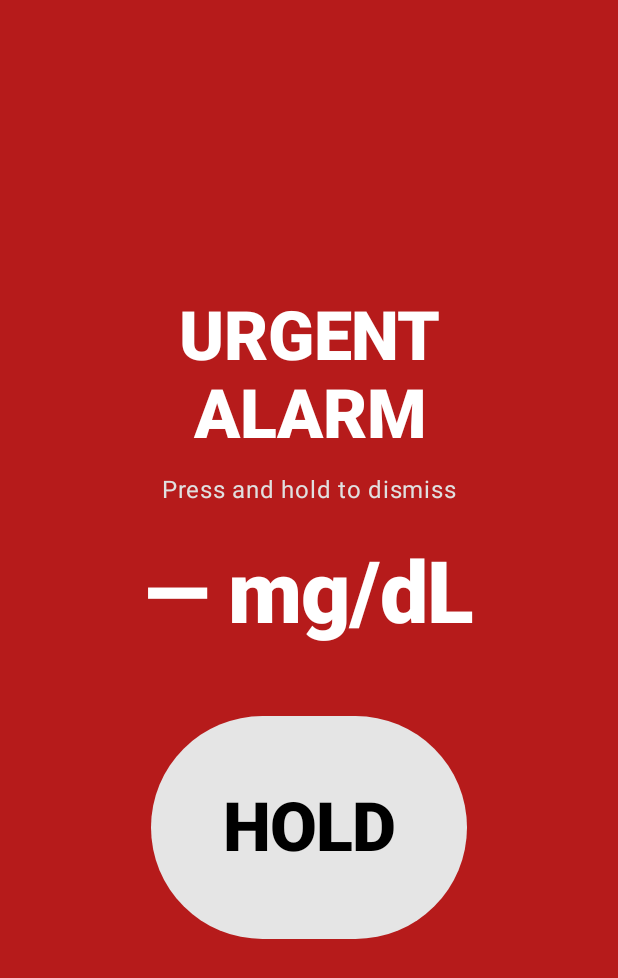
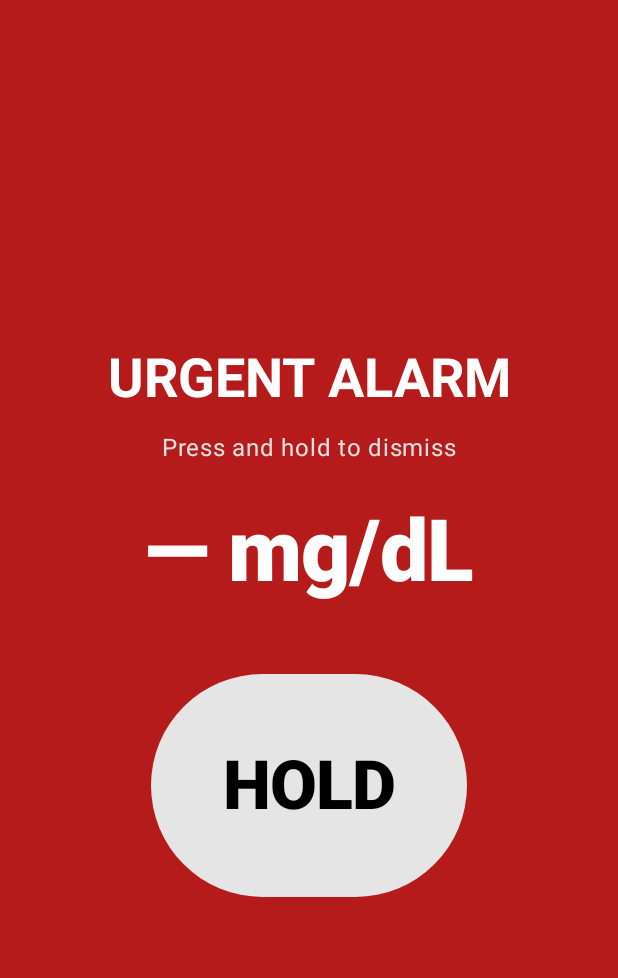
Before and after one commit to codescrapbook/g7-night-alarm, an Android app built with Jetpack Compose: the AlarmActivity screen opened directly, with no data from a screen before it, on a phone screen of 412 x 824 dp. Shown: the top 978 px of the screen. Run offline under Robolectric (Android 15) with nearby library versions, the phone set to English and light mode, and no system bars; our stand-ins replace Room's generated code; 1 statement that could not run was skipped.

Commit message:
Alarm title rendered via AndroidView TextView for robust accessibility; update Roborazzi tests to assert reading/arrow/age and HOLD (title no longer asserted)
Co-authored-by: Joe Seeley <codescrapbook@users.noreply.github.com>

```diff
--- a/app/src/main/java/com/g7nightalarm/app/ui/alarm/AlarmActivity.kt
+++ b/app/src/main/java/com/g7nightalarm/app/ui/alarm/AlarmActivity.kt
@@ -44,11 +44,17 @@ import androidx.compose.material3.Button
 import androidx.compose.material3.ButtonDefaults
 import androidx.compose.ui.platform.LocalContext
 import androidx.compose.ui.platform.LocalConfiguration
+import androidx.compose.ui.viewinterop.AndroidView
 import com.g7nightalarm.app.data.AppDatabase
 import com.g7nightalarm.app.data.GlucoseReading
 import com.g7nightalarm.app.settings.SettingsRepository
 import com.g7nightalarm.app.settings.Units
 import com.g7nightalarm.app.util.UnitsUtil
+import android.widget.TextView
+import android.util.TypedValue
+import androidx.compose.ui.graphics.toArgb
+import android.view.Gravity
+import android.graphics.Typeface
 
 class AlarmActivity : ComponentActivity() {
     private lateinit var alarmController: AlarmController
@@ -158,13 +164,19 @@ fun AlarmContent(
         } else {
             MaterialTheme.typography.displayLarge
         }
-        Text(
-            title,
-            style = titleTextStyle.copy(fontFamily = FontFamily.Default, color = titleColor),
-            fontWeight = FontWeight.ExtraBold,
-            textAlign = TextAlign.Center,
-            modifier = Modifier
-                .fillMaxWidth()
+        // Title rendered via a native TextView to ensure robust accessibility exposure on all AVDs
+        AndroidView(
+            factory = { ctx ->
+                TextView(ctx).apply {
+                    text = title
+                    setTextColor(titleColor.toArgb())
+                    gravity = Gravity.CENTER
+                    typeface = Typeface.DEFAULT_BOLD
+                    val sp = if (cfg.screenWidthDp < 500) 36f else 48f
+                    setTextSize(TypedValue.COMPLEX_UNIT_SP, sp)
+                }
+            },
+            modifier = Modifier.fillMaxWidth()
         )
         Text(
             when (dismissLabel) {
```
Also changed, not shown: 1 other file.
